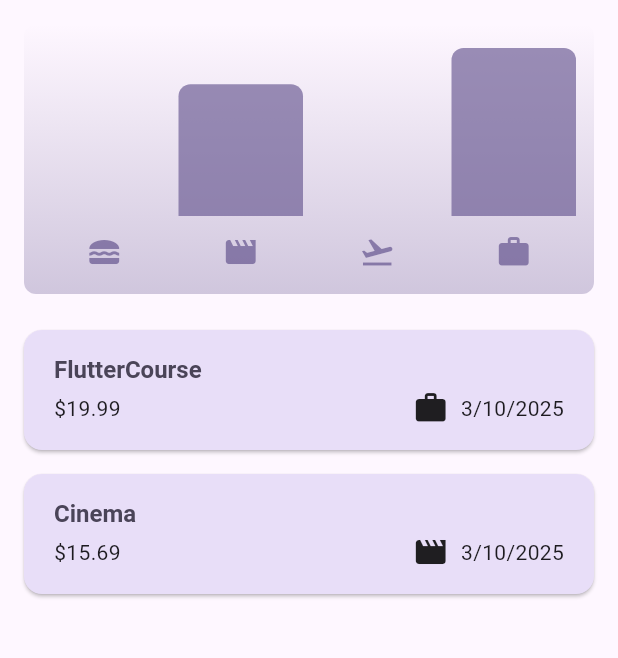
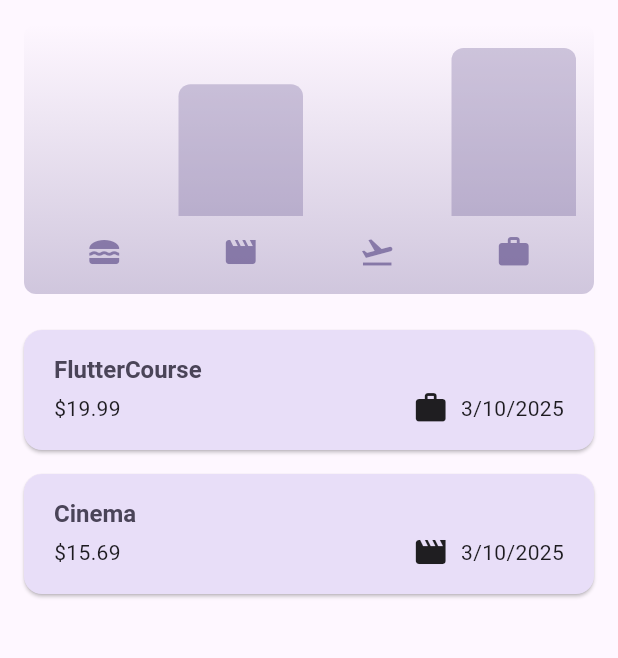
Before and after one commit to Alex-Yu21/expense_tracker, a Flutter app: the screen it shows after launch, on a phone screen of 412 x 824 dp, the part 84-742 px from its top. Run offline on Flutter 3.47's test engine with Material 3 defaults, Android fonts, the phone set to English and light mode, and no system bars.

Commit message:
Refactor theme handling

```diff
--- a/analysis_options.yaml
+++ b/analysis_options.yaml
@@ -1 +1,5 @@
 include: package:flutter_lints/flutter.yaml
+
+linter:
+  rules:
+    constant_identifier_names: true
--- a/lib/widgets/chart/chart.dart
+++ b/lib/widgets/chart/chart.dart
@@ -45,8 +45,8 @@ class Chart extends StatelessWidget {
         borderRadius: BorderRadius.circular(8),
         gradient: LinearGradient(
           colors: [
-            Theme.of(context).colorScheme.primary.withOpacity(0.3),
-            Theme.of(context).colorScheme.primary.withOpacity(0.0)
+            Theme.of(context).colorScheme.primary.withAlpha((0.3 * 255).round()),
+            Theme.of(context).colorScheme.primary.withAlpha((0.0 * 255).round())
           ],
           begin: Alignment.bottomCenter,
           end: Alignment.topCenter,
@@ -81,7 +81,7 @@ class Chart extends StatelessWidget {
                             : Theme.of(context)
                                 .colorScheme
                                 .primary
-                                .withOpacity(0.7),
+                                .withAlpha((0.7 * 255).round()),
                       ),
                     ),
                   ),
--- a/lib/widgets/chart/chart_bar.dart
+++ b/lib/widgets/chart/chart_bar.dart
@@ -24,7 +24,7 @@ class ChartBar extends StatelessWidget {
                   const BorderRadius.vertical(top: Radius.circular(8)),
               color: isDarkMode
                   ? Theme.of(context).colorScheme.secondary
-                  : Theme.of(context).colorScheme.primary.withOpacity(0.65),
+                  : Theme.of(context).colorScheme.primary.withAlpha((0.3 * 255).round()),
             ),
           ),
         ),
--- a/lib/widgets/expense_list/expenses_list.dart
+++ b/lib/widgets/expense_list/expenses_list.dart
@@ -15,7 +15,7 @@ class ExpensesList extends StatelessWidget {
       itemCount: expenses.length,
       itemBuilder: (ctx, index) => Dismissible(
         background: Container(
-          color: Theme.of(context).colorScheme.error.withOpacity(0.75),
+          color: Theme.of(context).colorScheme.error.withAlpha((0.75 * 255).round()),
           margin: EdgeInsets.symmetric(
               horizontal: Theme.of(context).cardTheme.margin!.horizontal),
         ),
```
Also changed, not shown: lib/main.dart (+16 -17 lines), pubspec.lock, 125 other files.
